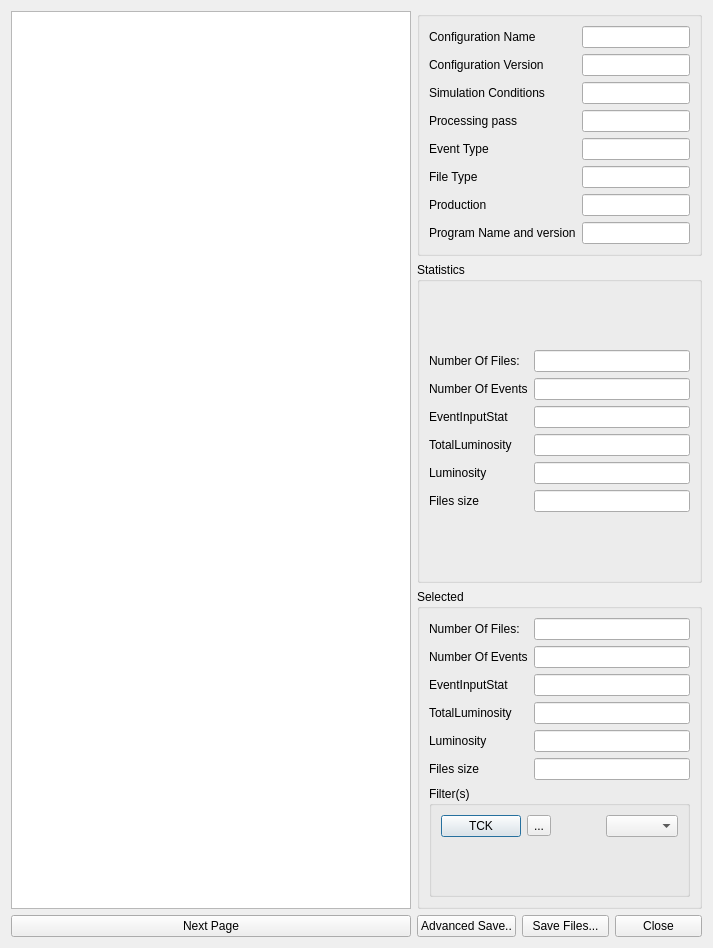
Qt form LHCbDIRAC/NewBookkeepingSystem/Gui/qt_resources/FileDialog.ui (antolu/LHCbDIRAC) before a commit.
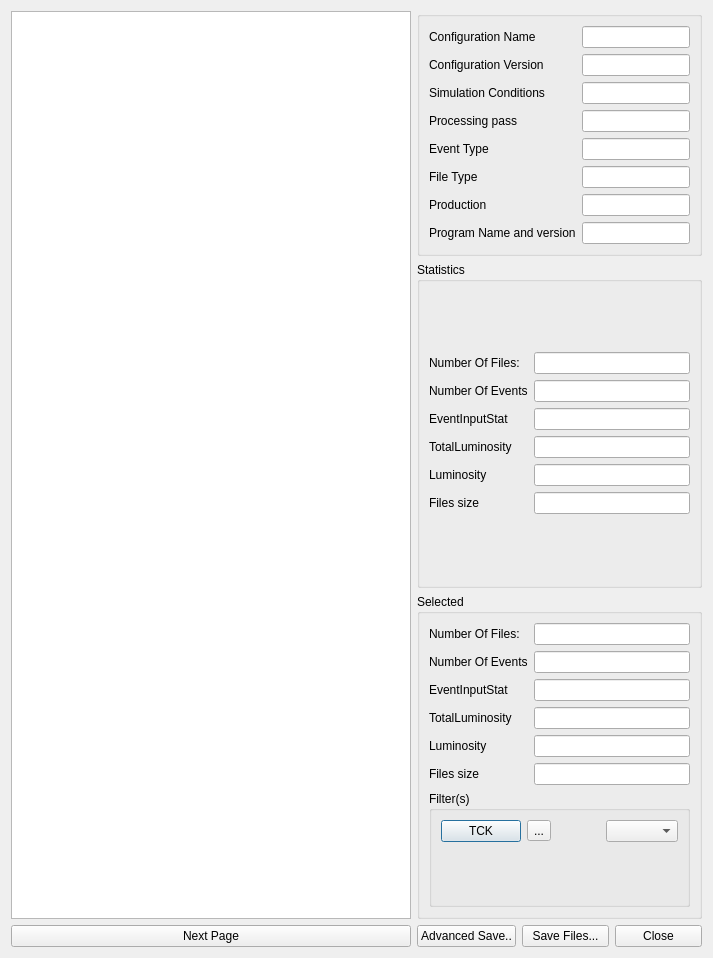
The same form after that commit. Icons and pictures are not drawn. Custom widgets are drawn as their Qt base class.

Commit message: icon added to the button

Patch:
```diff
--- a/LHCbDIRAC/NewBookkeepingSystem/Gui/qt_resources/FileDialog.ui
+++ b/LHCbDIRAC/NewBookkeepingSystem/Gui/qt_resources/FileDialog.ui
@@ -10,7 +10,7 @@
     <x>0</x>
     <y>0</y>
     <width>713</width>
-    <height>948</height>
+    <height>958</height>
    </rect>
   </property>
   <property name="windowTitle">
```
Left out of the diff: 4 changed lines with no effect on the pictures. The commit also changes 1 other file.
